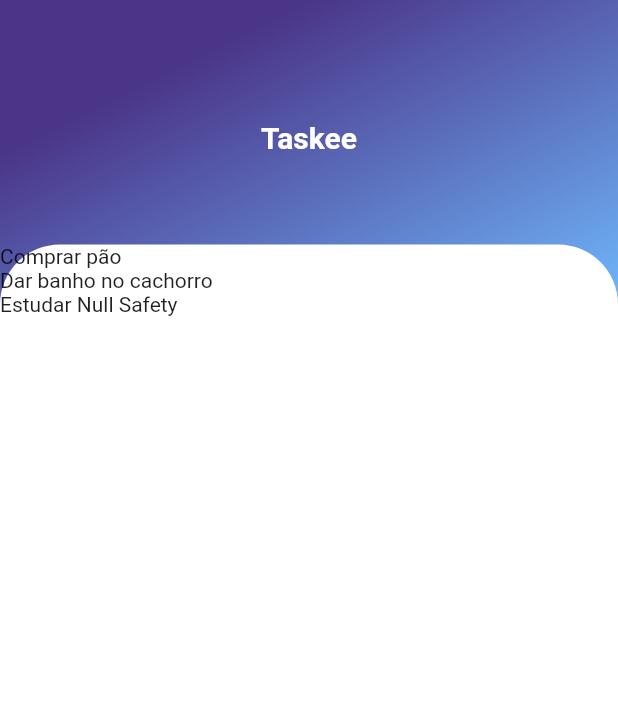
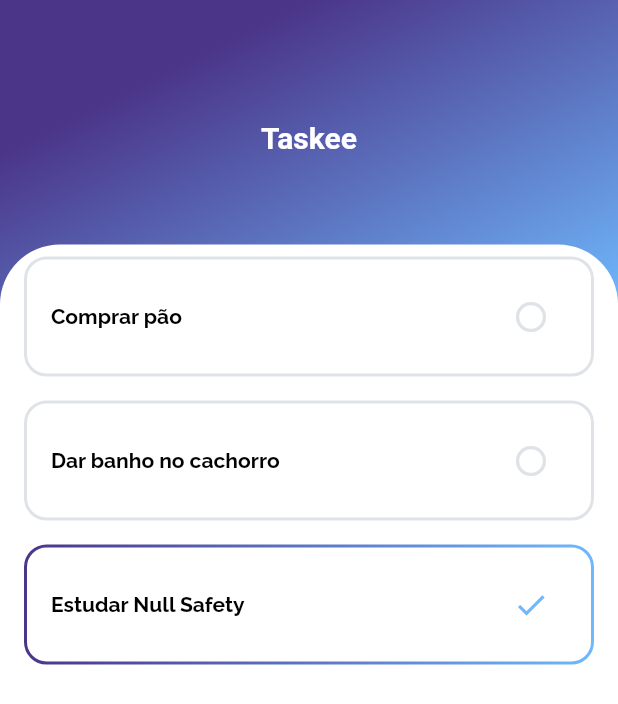
Before and after one commit to caiovini64/taskee-app, a Flutter app: the screen it shows after launch, on a phone screen of 412 x 824 dp. Shown: the top 704 px of the screen. Run offline on Flutter 3.47's test engine with Material 2 defaults, Android fonts, the phone set to English and light mode, and no system bars; drawn by our look-alikes of outline_gradient_button; our stand-ins replace google_fonts.

Commit message:
criação do widget da task

```diff
--- /dev/null
+++ b/lib/components/task_item.dart
@@ -0,0 +1,54 @@
+import 'package:flutter/material.dart';
+import 'package:outline_gradient_button/outline_gradient_button.dart';
+import 'package:provider/provider.dart';
+import 'package:taskee/models/task_model.dart';
+
+class TaskItem extends StatelessWidget {
+  @override
+  Widget build(BuildContext context) {
+    final TaskModel task = Provider.of<TaskModel>(context);
+    return Padding(
+      padding: const EdgeInsets.fromLTRB(16, 8, 16, 8),
+      child: OutlineGradientButton(
+        radius: Radius.circular(15),
+        strokeWidth: 2,
+        padding: EdgeInsets.only(top: 10, bottom: 10),
+        gradient: LinearGradient(
+          colors: task.isChecked == true
+              ? [
+                  Theme.of(context).primaryColor,
+                  Theme.of(context).primaryColorLight,
+                ]
+              : [
+                  Theme.of(context).disabledColor,
+                  Theme.of(context).disabledColor,
+                ],
+          begin: Alignment.centerLeft,
+          end: Alignment.centerRight,
+        ),
+        child: ListTile(
+          title: Text(
+            task.title,
+            style: Theme.of(context).textTheme.headline2,
+            overflow: TextOverflow.ellipsis,
+            maxLines: 2,
+            softWrap: true,
+          ),
+          trailing: IconButton(
+            onPressed: () {
+              task.toggleCheck();
+            },
+            icon: Icon(
+              task.isChecked == true
+                  ? Icons.check_outlined
+                  : Icons.panorama_fish_eye,
+              color: task.isChecked == true
+                  ? Theme.of(context).primaryColorLight
+                  : Theme.of(context).disabledColor,
+            ),
+          ),
+        ),
+      ),
+    );
+  }
+}
--- /dev/null
+++ b/lib/components/task_list.dart
@@ -0,0 +1,19 @@
+import 'package:flutter/material.dart';
+import 'package:provider/provider.dart';
+import 'package:taskee/components/task_item.dart';
+import 'package:taskee/provider/task_provider.dart';
+
+class TaskList extends StatelessWidget {
+  @override
+  Widget build(BuildContext context) {
+    final task = Provider.of<TaskProvider>(context);
+    final taskList = task.items;
+    return ListView.builder(
+      itemCount: taskList.length,
+      itemBuilder: (context, i) => ChangeNotifierProvider(
+        create: (ctx) => taskList[i],
+        child: TaskItem(),
+      ),
+    );
+  }
+}
--- a/lib/main.dart
+++ b/lib/main.dart
@@ -21,6 +21,7 @@ class MyApp extends StatelessWidget {
           dividerColor: Color(0xffDFE3E7),
           primaryColor: Color(0xff4B3589),
           primaryColorLight: Color(0xfF6FB8FC),
+          disabledColor: Color(0xffDFE3E7),
           textTheme: TextTheme(
             headline1: GoogleFonts.majorMonoDisplay(
               color: Colors.white,
@@ -28,8 +29,9 @@ class MyApp extends StatelessWidget {
               fontSize: 20,
             ),
             headline2: GoogleFonts.raleway(
-              color: Colors.white,
+              color: Colors.black,
               fontWeight: FontWeight.w700,
+              fontSize: 14,
             ),
           ),
         ),
--- a/lib/views/home_page.dart
+++ b/lib/views/home_page.dart
@@ -1,13 +1,9 @@
 import 'package:flutter/material.dart';
-import 'package:provider/provider.dart';
-import 'package:taskee/models/task_model.dart';
-import 'package:taskee/provider/task_provider.dart';
+import 'package:taskee/components/task_list.dart';
 
 class HomePage extends StatelessWidget {
   @override
   Widget build(BuildContext context) {
-    final task = Provider.of<TaskProvider>(context);
-    final taskList = task.items;
     return Scaffold(
       body: Container(
         decoration: BoxDecoration(
@@ -45,10 +41,7 @@ class HomePage extends StatelessWidget {
                     topRight: Radius.circular(40),
                   ),
                 ),
-                child: ListView.builder(
-                  itemCount: taskList.length,
-                  itemBuilder: (context, i) => Text(taskList[i].title),
-                ),
+                child: TaskList(),
               ),
             ),
           ],
--- a/pubspec.yaml
+++ b/pubspec.yaml
@@ -30,6 +30,7 @@ dependencies:
   cupertino_icons: ^1.0.2
   google_fonts: ^2.0.0
   provider:
+  outline_gradient_button: ^2.0.0+1
 
 dev_dependencies:
   flutter_test:
```
Also changed, not shown: pubspec.lock.
